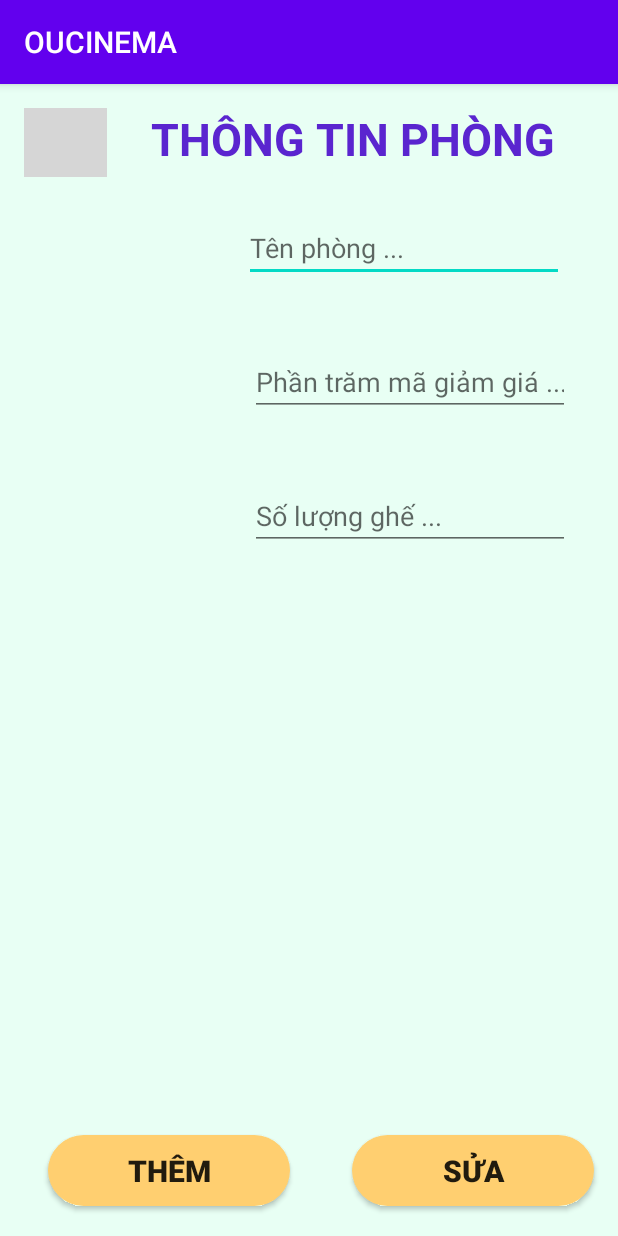
After one commit to nohope4you/CinemaBTLMobile, an Android app: the ManageAddRoom screen opened directly, with no data from a screen before it, on a phone screen of 412 x 824 dp. The commit adds this screen. Run offline under Robolectric (Android 15) with nearby library versions, the phone set to English and light mode, and no system bars; grey boxes are pictures that could not be loaded.

Commit message:
8h20 9/3/2024

```diff
--- /dev/null
+++ b/app/src/main/java/com/example/oucinema/ManageAddRoom.java
@@ -0,0 +1,30 @@
+package com.example.oucinema;
+import android.content.Intent;
+import android.support.v7.app.AppCompatActivity;
+import android.os.Bundle;
+import android.view.View;
+import android.widget.Button;
+import android.widget.ImageView;
+
+public class ManageAddRoom extends AppCompatActivity {
+
+    @Override
+    protected void onCreate(Bundle savedInstanceState) {
+        super.onCreate(savedInstanceState);
+        setContentView(R.layout.add_update_room);
+
+        // Nơi gọi biến
+        ImageView btnReturn= findViewById(R.id.turn_back_manageroom);
+        // Tạo Intent
+        Intent intent = new Intent(this, ManageRoom.class);
+
+        // Quay về quản lí phim
+        btnReturn.setOnClickListener(new View.OnClickListener() {
+            @Override
+            public void onClick(View view) {
+                startActivity(intent);
+            }
+        });
+
+    }
+}
--- /dev/null
+++ b/app/src/main/res/layout/add_update_room.xml
@@ -0,0 +1,95 @@
+<?xml version="1.0" encoding="utf-8"?>
+<android.support.constraint.ConstraintLayout xmlns:android="http://schemas.android.com/apk/res/android"
+    android:layout_width="match_parent"
+    xmlns:app="http://schemas.android.com/apk/res-auto"
+    xmlns:tools="http://schemas.android.com/tools"
+    android:background="#E8FFF4"
+    android:layout_height="match_parent">
+
+    <ImageView
+        android:id="@+id/turn_back_manageroom"
+        android:layout_width="55dp"
+        android:layout_height="46dp"
+        android:layout_marginStart="16dp"
+        android:layout_marginTop="16dp"
+        app:layout_constraintStart_toStartOf="parent"
+        app:layout_constraintTop_toTopOf="parent"
+        app:srcCompat="@drawable/arrow_left" />
+
+    <TextView
+        android:id="@+id/textView2"
+        android:layout_width="wrap_content"
+        android:layout_height="wrap_content"
+        android:layout_marginTop="16dp"
+        android:text="THÔNG TIN PHÒNG"
+        android:textColor="#5a25cf"
+        android:textSize="30dp"
+        android:textStyle="bold"
+        app:layout_constraintEnd_toEndOf="parent"
+        app:layout_constraintHorizontal_bias="0.705"
+        app:layout_constraintStart_toStartOf="parent"
+        app:layout_constraintTop_toTopOf="parent" />
+
+    <EditText
+        android:id="@+id/Thongtinphongtenphong"
+        android:layout_width="wrap_content"
+        android:layout_height="wrap_content"
+        android:layout_marginTop="30dp"
+        android:layout_marginEnd="36dp"
+        android:ems="10"
+        android:hint="Tên phòng ..."
+        android:inputType="textPersonName"
+        app:layout_constraintEnd_toEndOf="parent"
+        app:layout_constraintTop_toBottomOf="@+id/textView2" />
+
+    <EditText
+        android:id="@+id/Thongtinphongmarap"
+        android:layout_width="wrap_content"
+        android:layout_height="wrap_content"
+        android:layout_marginTop="44dp"
+        android:layout_marginEnd="32dp"
+        android:ems="10"
+        android:hint="Phần trăm mã giảm giá ..."
+        android:inputType="number"
+        app:layout_constraintEnd_toEndOf="parent"
+        app:layout_constraintTop_toBottomOf="@+id/Thongtinphongtenphong" />
+    <EditText
+        android:id="@+id/Thongtinphongsoluongghe"
+        android:layout_width="wrap_content"
+        android:layout_height="wrap_content"
+        android:layout_marginTop="44dp"
+        android:layout_marginEnd="32dp"
+        android:ems="10"
+        android:hint="Số lượng ghế ..."
+        android:inputType="number"
+        app:layout_constraintEnd_toEndOf="parent"
+        app:layout_constraintTop_toBottomOf="@+id/Thongtinphongmarap" />
+    <Button
+        android:id="@+id/btnthongtinphongthem"
+        android:layout_width="161dp"
+        android:layout_height="47dp"
+        android:layout_marginBottom="20dp"
+        android:text="Thêm"
+        android:textSize="20dp"
+        android:textStyle="bold"
+        android:background="@drawable/cssbuttonpagethemsuaquanli"
+        app:layout_constraintBottom_toBottomOf="parent"
+        app:layout_constraintEnd_toEndOf="parent"
+        app:layout_constraintHorizontal_bias="0.128"
+        app:layout_constraintStart_toStartOf="parent" />
+
+    <Button
+        android:id="@+id/btnthongtinphongsua"
+        android:layout_width="161dp"
+        android:layout_height="47dp"
+        android:layout_marginBottom="20dp"
+        android:background="@drawable/cssbuttonpagethemsuaquanli"
+        android:text="Sửa"
+        android:textSize="20dp"
+        android:textStyle="bold"
+        app:layout_constraintBottom_toBottomOf="parent"
+        app:layout_constraintEnd_toEndOf="parent"
+        app:layout_constraintHorizontal_bias="0.937"
+        app:layout_constraintStart_toStartOf="parent" />
+
+</android.support.constraint.ConstraintLayout>
--- a/app/src/main/res/menu/menunavbar_employer.xml
+++ b/app/src/main/res/menu/menunavbar_employer.xml
@@ -1,6 +1,7 @@
 <?xml version="1.0" encoding="utf-8"?>
 <menu xmlns:android="http://schemas.android.com/apk/res/android">
     <group android:id="@+id/group_main">
+
         <item android:id="@+id/nav_manager_username"
             android:title="User"
             android:icon="@drawable/user" />
```
Also changed, not shown: app/src/main/AndroidManifest.xml (+29 -0 lines), app/src/main/java/com/example/oucinema/ManageAddCoupon.java (added, +31 -0 lines), app/src/main/java/com/example/oucinema/ManageCoupon.java (added, +41 -0 lines), app/src/main/java/com/example/oucinema/ManageRoom.java (added, +41 -0 lines), app/src/main/res/layout/add_update_coupon.xml (added, +85 -0 lines), app/src/main/res/layout/manage_coupon.xml (added, +51 -0 lines), app/src/main/res/layout/manage_room.xml (added, +52 -0 lines), app/src/main/res/layout/menu_bar.xml (+38 -4 lines), app/src/main/res/drawable/tag.png (added).
